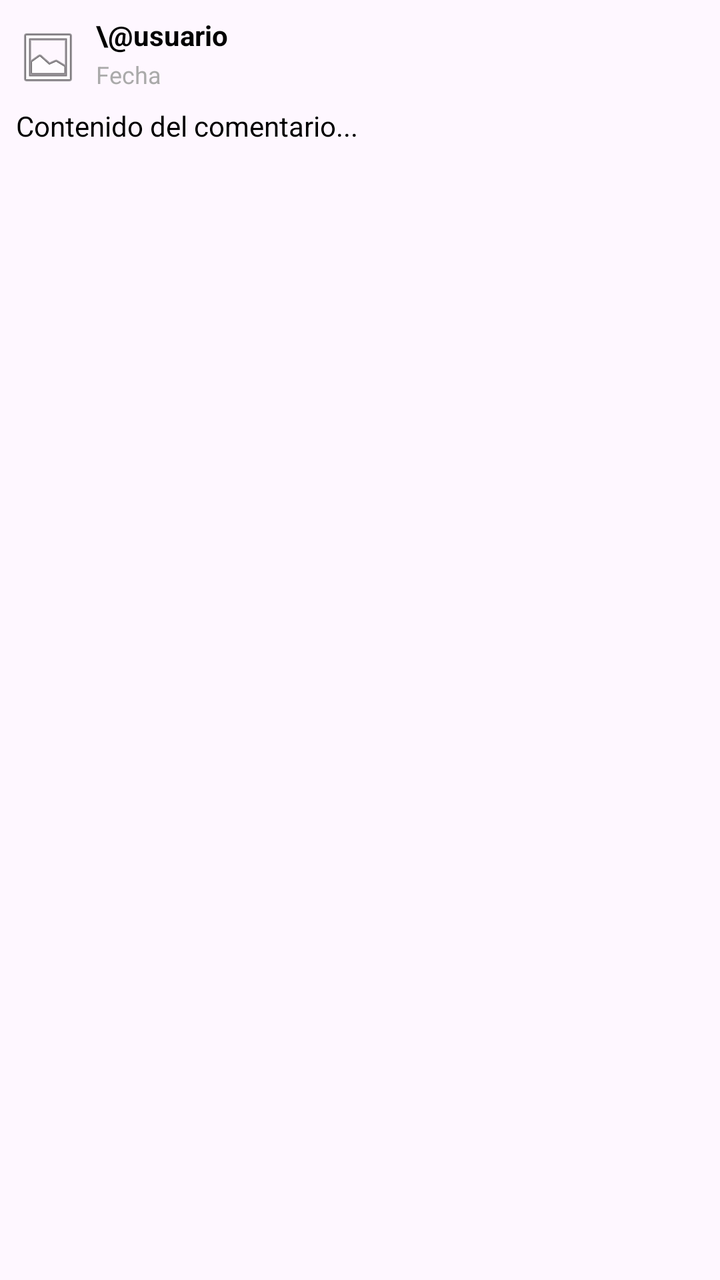
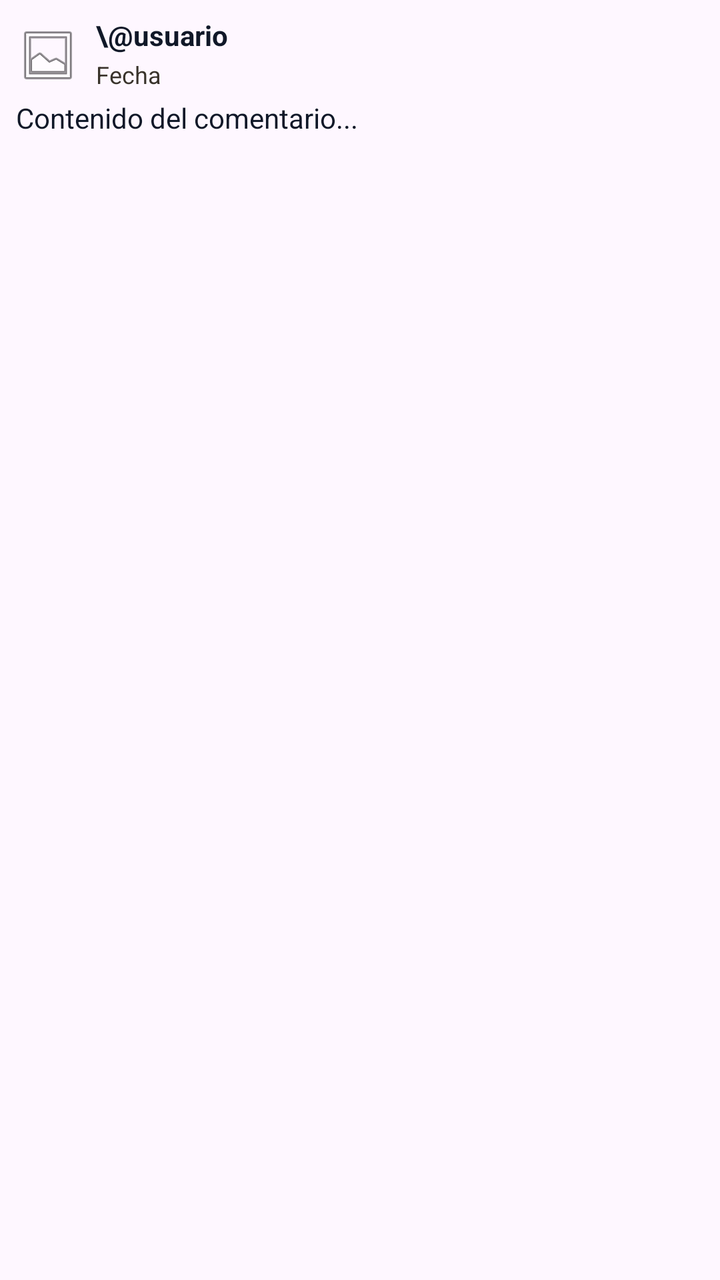

Screens rendered from an Android XML layout before and after an edit, with the pre-edit source and the edit as a unified diff.
<!-- AndroidManifest.xml: application theme Theme.RefriMancia -->
<!-- res/layout/item_comentario.xml -->
<?xml version="1.0" encoding="utf-8"?>
<LinearLayout 
    xmlns:android="http://schemas.android.com/apk/res/android"
    android:layout_width="match_parent"
    android:layout_height="wrap_content"
    android:orientation="vertical"
    android:padding="8dp"
    android:layout_marginBottom="8dp"
    android:background="?android:attr/selectableItemBackground">

    
    <LinearLayout
        android:layout_width="match_parent"
        android:layout_height="wrap_content"
        android:orientation="horizontal"
        android:gravity="center_vertical">

        
        <ImageView
            android:id="@+id/iv_usuario_comentario"
            android:layout_width="32dp"
            android:layout_height="32dp"
            android:layout_marginEnd="8dp"
            android:src="@android:drawable/ic_menu_gallery"
            android:scaleType="centerCrop"
            android:contentDescription="Foto de perfil del usuario"/>

        
        <LinearLayout
            android:layout_width="wrap_content"
            android:layout_height="wrap_content"
            android:orientation="vertical">

            
            <TextView
                android:id="@+id/tv_usuario_comentario"
                android:layout_width="wrap_content"
                android:layout_height="wrap_content"
                android:text="\@usuario"
                android:textStyle="bold"
                android:textSize="14sp"
                android:textColor="@android:color/black"/>

            
            <TextView
                android:id="@+id/tv_fecha_comentario"
                android:layout_width="wrap_content"
                android:layout_height="wrap_content"
                android:text="Fecha"
                android:textSize="12sp"
                android:textColor="@android:color/darker_gray"
                android:layout_marginTop="2dp"
                android:layout_marginBottom="4dp"/>
        </LinearLayout>
    </LinearLayout>

    
    <TextView
        android:id="@+id/tv_contenido_comentario"
        android:layout_width="match_parent"
        android:layout_height="wrap_content"
        android:text="Contenido del comentario..."
        android:textSize="14sp"
        android:textColor="@android:color/black"
        android:layout_marginTop="4dp"
        android:lineSpacingExtra="2dp"/>
        
</LinearLayout>
<!-- resources referenced by this layout -->
<resources>
  <style name="Theme.RefriMancia" parent="Base.Theme.RefriMancia" />
  <style name="Base.Theme.RefriMancia" parent="Theme.Material3.DayNight.NoActionBar">
          <item name="colorPrimary">@color/marron_oscuro</item>
          <item name="colorSecondary">@color/amarillo</item>
          
          <item name="android:statusBarColor">@color/marron_oscuro</item>
          <item name="android:windowLightStatusBar">false</item>
      </style>
  <color name="marron_oscuro">#21180d</color>
  <color name="amarillo">#fdc700</color>
</resources>

<!-- the commit's change to res/layout/item_comentario.xml (unified diff, before → after) -->
@@ -1,68 +1,66 @@
 <?xml version="1.0" encoding="utf-8"?>
-<LinearLayout 
-    xmlns:android="http://schemas.android.com/apk/res/android"
-    android:layout_width="match_parent"
-    android:layout_height="wrap_content"
-    android:orientation="vertical"
-    android:padding="8dp"
-    android:layout_marginBottom="8dp"
-    android:background="?android:attr/selectableItemBackground">
+<LinearLayout xmlns:android="http://schemas.android.com/apk/res/android"
+        android:layout_width="match_parent"
+        android:layout_height="wrap_content"
+        android:orientation="vertical"
+        android:padding="8dp"
+        android:background="?android:attr/selectableItemBackground">
 
     
     <LinearLayout
-        android:layout_width="match_parent"
-        android:layout_height="wrap_content"
-        android:orientation="horizontal"
-        android:gravity="center_vertical">
+            android:layout_width="match_parent"
+            android:layout_height="wrap_content"
+            android:orientation="horizontal"
+            android:gravity="center_vertical">
 
         
         <ImageView
-            android:id="@+id/iv_usuario_comentario"
-            android:layout_width="32dp"
-            android:layout_height="32dp"
-            android:layout_marginEnd="8dp"
-            android:src="@android:drawable/ic_menu_gallery"
-            android:scaleType="centerCrop"
-            android:contentDescription="Foto de perfil del usuario"/>
+                android:id="@+id/iv_usuario_comentario"
+                android:layout_width="32dp"
+                android:layout_height="32dp"
+                android:layout_marginEnd="8dp"
+                android:src="@android:drawable/ic_menu_gallery"
+                android:scaleType="centerCrop"
+                android:contentDescription="Foto de perfil del usuario" />
 
         
         <LinearLayout
-            android:layout_width="wrap_content"
-            android:layout_height="wrap_content"
-            android:orientation="vertical">
+                android:layout_width="wrap_content"
+                android:layout_height="wrap_content"
+                android:orientation="vertical">
 
             
             <TextView
-                android:id="@+id/tv_usuario_comentario"
-                android:layout_width="wrap_content"
-                android:layout_height="wrap_content"
-                android:text="\@usuario"
-                android:textStyle="bold"
-                android:textSize="14sp"
-                android:textColor="@android:color/black"/>
+                    android:id="@+id/tv_usuario_comentario"
+                    android:layout_width="wrap_content"
+                    android:layout_height="wrap_content"
+                    android:text="\@usuario"
+                    android:textStyle="bold"
+                    android:textSize="14sp"
+                    android:textColor="@color/azul_oscuro" />
 
             
             <TextView
-                android:id="@+id/tv_fecha_comentario"
-                android:layout_width="wrap_content"
-                android:layout_height="wrap_content"
-                android:text="Fecha"
-                android:textSize="12sp"
-                android:textColor="@android:color/darker_gray"
-                android:layout_marginTop="2dp"
-                android:layout_marginBottom="4dp"/>
+                    android:id="@+id/tv_fecha_comentario"
+                    android:layout_width="wrap_content"
+                    android:layout_height="wrap_content"
+                    android:text="Fecha"
+                    android:textSize="12sp"
+                    android:textColor="@color/gris_marron"
+                    android:layout_marginTop="2dp"
+                    android:layout_marginBottom="2dp" />
         </LinearLayout>
     </LinearLayout>
 
     
     <TextView
-        android:id="@+id/tv_contenido_comentario"
-        android:layout_width="match_parent"
-        android:layout_height="wrap_content"
-        android:text="Contenido del comentario..."
-        android:textSize="14sp"
-        android:textColor="@android:color/black"
-        android:layout_marginTop="4dp"
-        android:lineSpacingExtra="2dp"/>
-        
+            android:id="@+id/tv_contenido_comentario"
+            android:layout_width="match_parent"
+            android:layout_height="wrap_content"
+            android:text="Contenido del comentario..."
+            android:textSize="14sp"
+            android:textColor="@color/azul_oscuro"
+            android:layout_marginTop="2dp"
+            android:lineSpacingExtra="2dp" />
+
 </LinearLayout>
<!-- resource entries referenced after the edit -->
@@ -1,5 +1,7 @@
 <!-- resources referenced by this layout -->
 <resources>
+  <color name="azul_oscuro">#101828</color>
+  <color name="gris_marron">#39332b</color>
   <style name="Theme.RefriMancia" parent="Base.Theme.RefriMancia" />
   <style name="Base.Theme.RefriMancia" parent="Theme.Material3.DayNight.NoActionBar">
           <item name="colorPrimary">@color/marron_oscuro</item>
